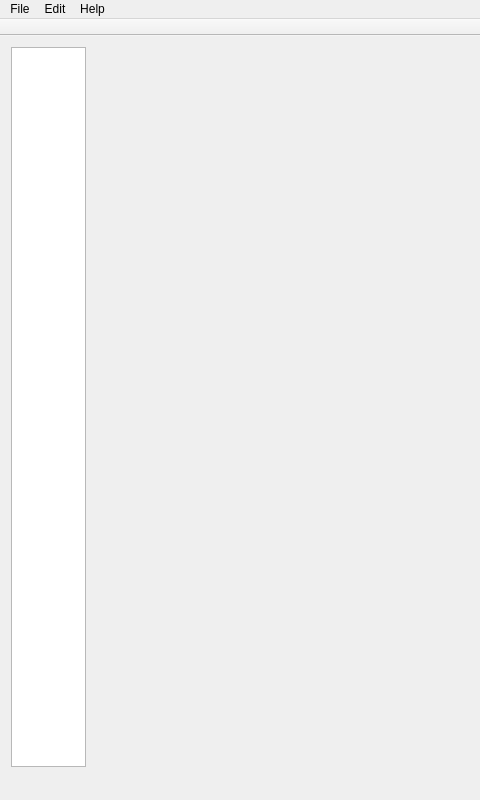
Before: the Qt Designer form src/frontend/ui/main_window.ui in evanrolfe/oneproxy, drawn with Qt 5; both pictures show x 0 to 480 and y 0 to 800 of the 1200 by 800 pixel window.
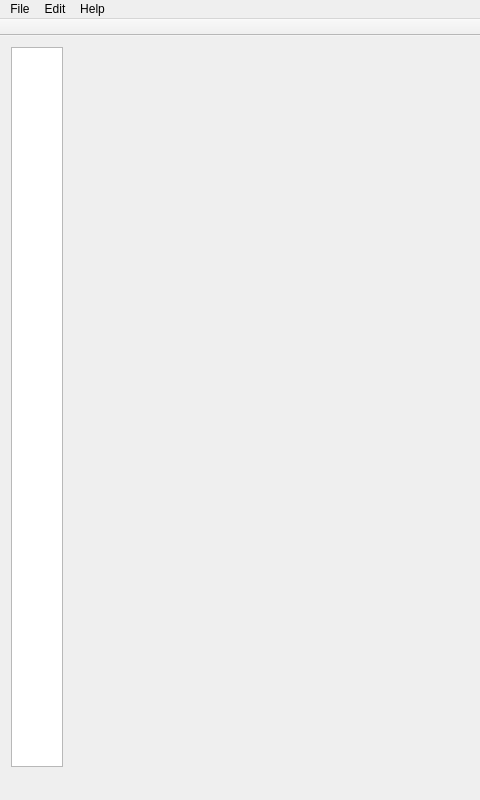
After: the same form once the commit is applied.

Commit message: Frontend: WIP: style sidebar better

What changed in the file:
```diff
--- a/src/frontend/ui/main_window.ui
+++ b/src/frontend/ui/main_window.ui
@@ -25,13 +25,13 @@
       </property>
       <property name="minimumSize">
        <size>
-        <width>75</width>
+        <width>52</width>
         <height>0</height>
        </size>
       </property>
       <property name="maximumSize">
        <size>
-        <width>75</width>
+        <width>52</width>
         <height>16777215</height>
        </size>
       </property>
```
The commit also changes 2 other files.
